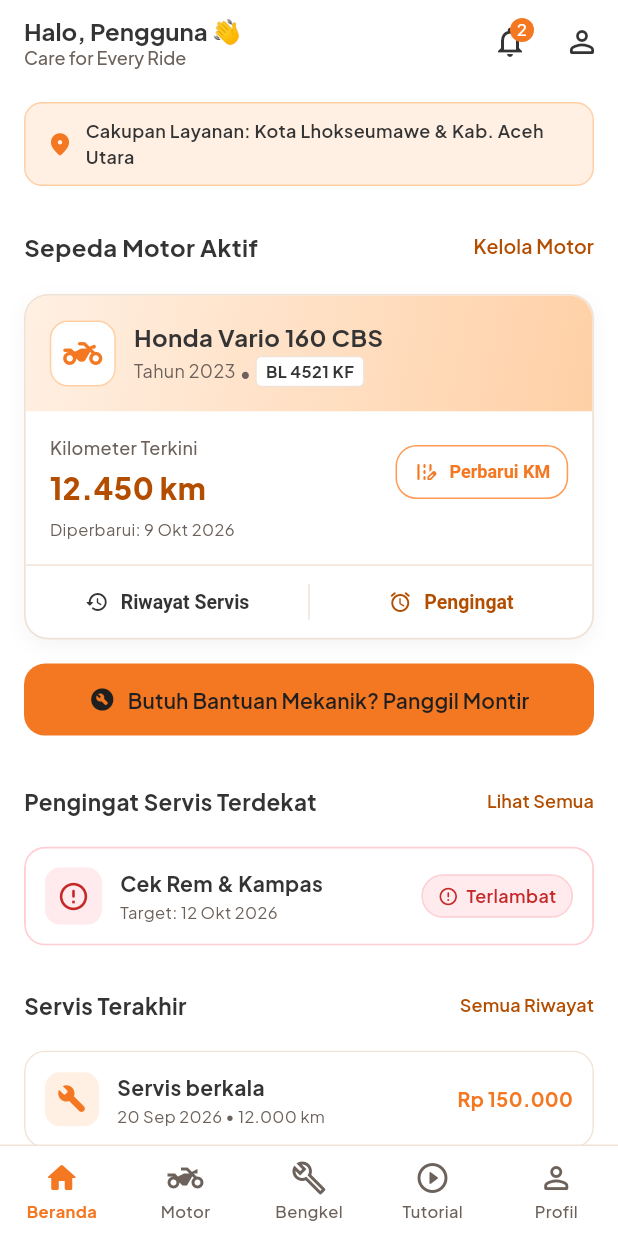
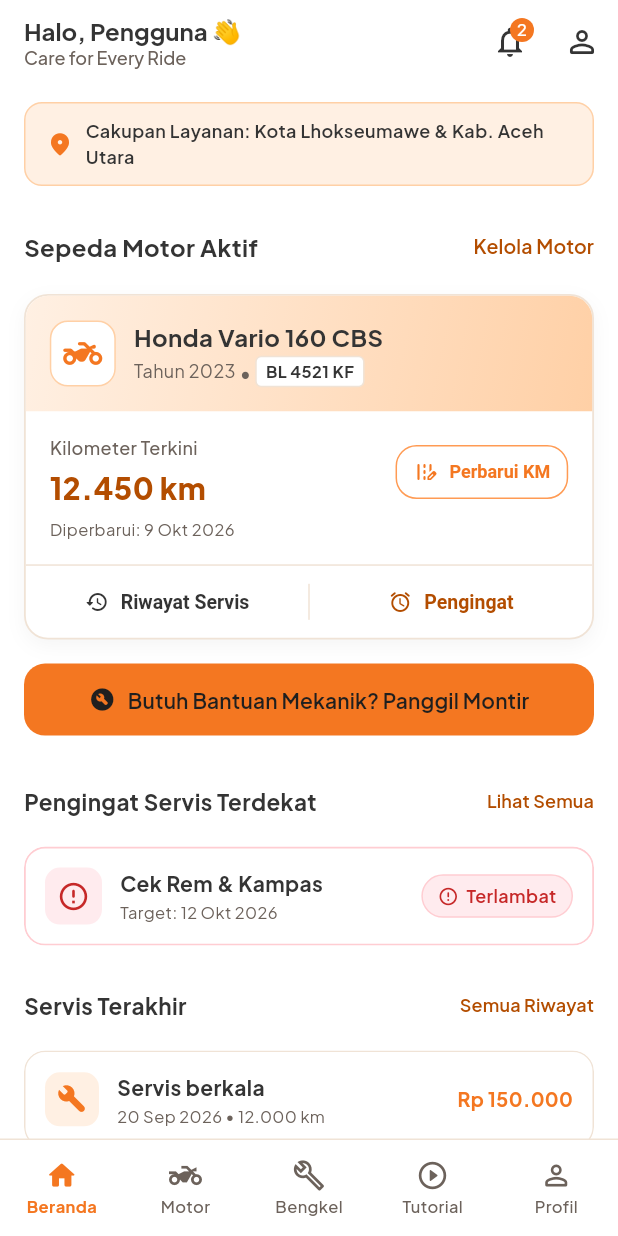
Before and after one commit to Astaa25/MOTOCare, a Flutter app: the HomeScreen screen opened by its route, on a phone screen of 412 x 824 dp. Run offline on Flutter 3.47's test engine with Material 3 defaults, Android fonts, the phone set to English and light mode, and no system bars; our stand-ins replace flutter_local_notifications, flutter_riverpod, geolocator, go_router, google_fonts, supabase_flutter and 1 more; accounts and stored records are empty.

Commit message:
feat(qa): integrasi akhir pengujian dan polish aksesibilitas m8

```diff
--- a/lib/core/config/app_constants.dart
+++ b/lib/core/config/app_constants.dart
@@ -7,6 +7,9 @@ abstract class AppConstants {
   static const int mileageStaleDays = 30;
   static const int requestTimeoutMinutes = 15;
   static const int pageSize = 20;
+
+  /// Batas waktu timeout permintaan jaringan (15 detik) sesuai PRD M8
+  static const Duration networkTimeout = Duration(seconds: 15);
 
   /// Rentang durasi animasi splash screen (3000 - 5000 ms)
   static const int splashMinMs = 3000;
--- a/lib/core/widgets/app_bottom_nav.dart
+++ b/lib/core/widgets/app_bottom_nav.dart
@@ -26,7 +26,7 @@ class AppBottomNav extends StatelessWidget {
       child: SafeArea(
         top: false,
         child: SizedBox(
-          height: 60,
+          height: 64,
           child: Row(
             mainAxisAlignment: MainAxisAlignment.spaceAround,
             children: <Widget>[
@@ -91,24 +91,32 @@ class AppBottomNav extends StatelessWidget {
           onTap: () => onTap(index),
           splashColor: AppColors.cream,
           highlightColor: Colors.transparent,
+          child: Padding(
+            padding: const EdgeInsets.symmetric(vertical: 4.0),
             child: Column(
               mainAxisAlignment: MainAxisAlignment.center,
+              mainAxisSize: MainAxisSize.min,
               children: <Widget>[
                 Icon(
                   isSelected ? activeIcon : icon,
-                size: 24,
+                  size: 22,
                   color: itemColor,
                 ),
-              const SizedBox(height: 3),
-              Text(
+                const SizedBox(height: 2),
+                FittedBox(
+                  fit: BoxFit.scaleDown,
+                  child: Text(
                     label,
+                    maxLines: 1,
                     style: TextStyle(
                       fontSize: 11,
                       fontWeight: isSelected ? FontWeight.w700 : FontWeight.w500,
                       color: itemColor,
                     ),
                   ),
+                ),
               ],
+            ),
           ),
         ),
       ),
--- a/lib/core/widgets/motorcycle_card.dart
+++ b/lib/core/widgets/motorcycle_card.dart
@@ -90,7 +90,8 @@ class MotorcycleCard extends StatelessWidget {
                           ),
                         ),
                         const SizedBox(height: 2),
-                        Row(
+                        Wrap(
+                          crossAxisAlignment: WrapCrossAlignment.center,
                           children: <Widget>[
                             Text(
                               'Tahun $productionYear',
@@ -123,7 +124,10 @@ class MotorcycleCard extends StatelessWidget {
                       ],
                     ),
                   ),
-                  ?statusBadge,
+                  if (statusBadge != null) ...<Widget>[
+                    const SizedBox(width: 8),
+                    statusBadge!,
+                  ],
                 ],
               ),
             ),
@@ -137,7 +141,8 @@ class MotorcycleCard extends StatelessWidget {
                   Row(
                     mainAxisAlignment: MainAxisAlignment.spaceBetween,
                     children: <Widget>[
-                      Column(
+                      Expanded(
+                        child: Column(
                           crossAxisAlignment: CrossAxisAlignment.start,
                           children: <Widget>[
                             const Text(
@@ -156,10 +161,14 @@ class MotorcycleCard extends StatelessWidget {
                                 fontWeight: FontWeight.w800,
                                 color: AppColors.primaryText,
                               ),
+                              maxLines: 1,
+                              overflow: TextOverflow.ellipsis,
                             ),
                           ],
                         ),
-                      if (onUpdateMileage != null)
+                      ),
+                      if (onUpdateMileage != null) ...<Widget>[
+                        const SizedBox(width: 8),
                         OutlinedButton.icon(
                           onPressed: onUpdateMileage,
                           icon: const Icon(Icons.edit_road_rounded, size: 16),
@@ -172,6 +181,7 @@ class MotorcycleCard extends StatelessWidget {
                             textStyle: const TextStyle(fontSize: 12, fontWeight: FontWeight.w600),
                           ),
                         ),
+                      ],
                     ],
                   ),
                   if (mileageUpdatedAt != null) ...<Widget>[
--- a/lib/core/widgets/status_chip.dart
+++ b/lib/core/widgets/status_chip.dart
@@ -93,12 +93,16 @@ class StatusChip extends StatelessWidget {
               color: textColor,
             ),
             const SizedBox(width: 5),
-            Text(
-              label,
-              style: TextStyle(
-                fontSize: 12,
-                fontWeight: FontWeight.w600,
-                color: textColor,
+            Flexible(
+              child: Text(
+                label,
+                maxLines: 1,
+                overflow: TextOverflow.ellipsis,
+                style: TextStyle(
+                  fontSize: 12,
+                  fontWeight: FontWeight.w600,
+                  color: textColor,
+                ),
               ),
             ),
           ],
--- a/lib/features/home/presentation/home_screen.dart
+++ b/lib/features/home/presentation/home_screen.dart
@@ -117,12 +117,14 @@ class HomeScreen extends ConsumerWidget {
               Row(
                 mainAxisAlignment: MainAxisAlignment.spaceBetween,
                 children: <Widget>[
-                  const Text(
+                  const Expanded(
+                    child: Text(
                       'Sepeda Motor Aktif',
                       style: TextStyle(
                         fontSize: 16,
                         fontWeight: FontWeight.w700,
                         color: AppColors.textPrimary,
+                      ),
                     ),
                   ),
                   TextButton(
@@ -292,7 +294,7 @@ class HomeScreen extends ConsumerWidget {
                 physics: const NeverScrollableScrollPhysics(),
                 mainAxisSpacing: 12,
                 crossAxisSpacing: 12,
-                childAspectRatio: 1.45,
+                childAspectRatio: 1.15,
                 children: <Widget>[
                   _QuickActionCard(
                     title: 'Bengkel Terverifikasi',
@@ -367,7 +369,8 @@ class _NearestReminderSection extends ConsumerWidget {
         Row(
           mainAxisAlignment: MainAxisAlignment.spaceBetween,
           children: <Widget>[
-            const Text(
+            const Expanded(
+              child: Text(
                 'Pengingat Servis Terdekat',
                 style: TextStyle(
                   fontSize: 15,
@@ -375,6 +378,8 @@ class _NearestReminderSection extends ConsumerWidget {
                   color: AppColors.textPrimary,
                 ),
               ),
+            ),
+            const SizedBox(width: 8),
             TextButton(
               onPressed: () => context.push('/motors/${motorcycle.id}/reminders'),
               style: TextButton.styleFrom(
@@ -509,7 +514,8 @@ class _LastServiceSection extends ConsumerWidget {
         Row(
           mainAxisAlignment: MainAxisAlignment.spaceBetween,
           children: <Widget>[
-            const Text(
+            const Expanded(
+              child: Text(
                 'Servis Terakhir',
                 style: TextStyle(
                   fontSize: 15,
@@ -517,6 +523,8 @@ class _LastServiceSection extends ConsumerWidget {
                   color: AppColors.textPrimary,
                 ),
               ),
+            ),
+            const SizedBox(width: 8),
             TextButton(
               onPressed: () => context.push('/motors/${motorcycle.id}/services'),
               style: TextButton.styleFrom(
@@ -658,29 +666,31 @@ class _QuickActionCard extends StatelessWidget {
       child: InkWell(
         onTap: onTap,
         child: Padding(
-          padding: const EdgeInsets.all(14),
+          padding: const EdgeInsets.all(12),
           child: Column(
             crossAxisAlignment: CrossAxisAlignment.start,
-            mainAxisAlignment: MainAxisAlignment.spaceBetween,
+            mainAxisAlignment: MainAxisAlignment.center,
             children: <Widget>[
               Container(
-                width: 36,
-                height: 36,
+                width: 34,
+                height: 34,
                 decoration: BoxDecoration(
                   color: AppColors.cream,
                   borderRadius: BorderRadius.circular(10),
                 ),
-                child: Icon(icon, color: AppColors.primary, size: 20),
+                child: Icon(icon, color: AppColors.primary, size: 18),
               ),
-              Column(
-                crossAxisAlignment: CrossAxisAlignment.start,
-                children: <Widget>[
-                  Text(
+              const SizedBox(height: 8),
+              Flexible(
+                child: Text(
                   title,
                   style: const TextStyle(
                     fontSize: 13,
                     fontWeight: FontWeight.w700,
                     color: AppColors.textPrimary,
+                  ),
+                  maxLines: 2,
+                  overflow: TextOverflow.ellipsis,
                 ),
               ),
               const SizedBox(height: 2),
@@ -695,8 +705,6 @@ class _QuickActionCard extends StatelessWidget {
               ),
             ],
           ),
-            ],
-          ),
         ),
       ),
     );
```
Also changed, not shown: lib/core/utils/network_guard.dart (added, +44 -0 lines), lib/features/tutorials/presentation/tutorials_screen.dart (+9 -7 lines), 3 other files. Lines whose indentation alone changed are shown as unchanged.
